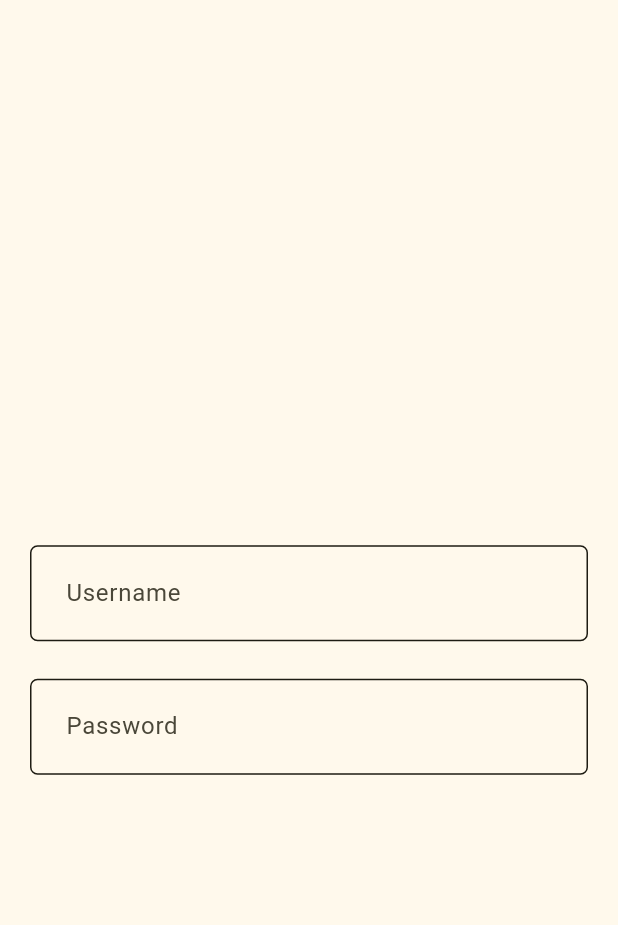
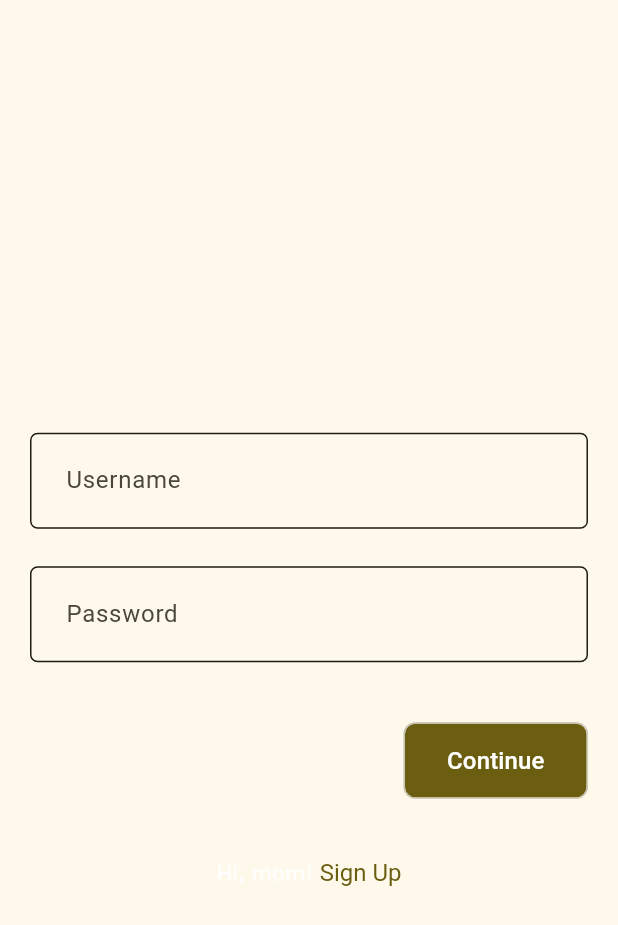
Before and after one commit to Oktuvida/doza-pet-app, a Flutter app: the screen it shows after launch, on a phone screen of 412 x 824 dp. Shown: the top 925 px of the screen. Run offline on Flutter 3.47's test engine with Material 2 defaults, Android fonts, the phone set to English and light mode, and no system bars; generated files the repository leaves out were written again.

Commit message:
feat: add button and test labels in login screen

```diff
--- a/lib/features/auth/screen/login_screen.dart
+++ b/lib/features/auth/screen/login_screen.dart
@@ -1,13 +1,16 @@
+import 'package:doza_pet/common/common.dart';
 import 'package:doza_pet/constants/constants.dart';
+import 'package:doza_pet/features/auth/screen/signup_screen.dart';
 import 'package:doza_pet/features/auth/widgets/auth_field.dart';
-import 'package:flutter/foundation.dart';
+import 'package:flutter/gestures.dart';
 import 'package:flutter/material.dart';
-import 'package:doza_pet/widgets/buttons/form_button.dart';
-import 'package:doza_pet/widgets/inputs/form_input.dart';
 import 'package:flutter_gen/gen_l10n/app_localizations.dart';
 
 class LoginScreen extends StatefulWidget {
   const LoginScreen({super.key});
+
+  static route() =>
+      MaterialPageRoute(builder: (context) => const LoginScreen());
 
   @override
   State<LoginScreen> createState() => _LoginScreenState();
@@ -28,6 +31,7 @@ class _LoginScreenState extends State<LoginScreen> {
   @override
   Widget build(BuildContext context) {
     var localizations = AppLocalizations.of(context);
+    var theme = Theme.of(context);
 
     return Scaffold(
       appBar: appBar,
@@ -46,7 +50,33 @@ class _LoginScreenState extends State<LoginScreen> {
                   AuthField(
                     controller: passwordController,
                     hintText: localizations.password,
-                  )
+                  ),
+                  const SizedBox(
+                    height: 40,
+                  ),
+                  Align(
+                    alignment: Alignment.topRight,
+                    child: RoundedSmallButton(
+                      onPressed: () {},
+                      label: localizations.continueMessage,
+                      backgroundColor: theme.colorScheme.primary,
+                      textColor: theme.colorScheme.onPrimary,
+                    ),
+                  ),
+                  const SizedBox(
+                    height: 40,
+                  ),
+                  RichText(
+                      text: TextSpan(text: "Hi, mom!", children: [
+                    TextSpan(
+                        text: " Sign Up",
+                        style: TextStyle(
+                            color: theme.colorScheme.primary, fontSize: 16),
+                        recognizer: TapGestureRecognizer()
+                          ..onTap = () {
+                            Navigator.push(context, SignUpScreen.route());
+                          })
+                  ]))
                 ],
               )),
         ),
```
